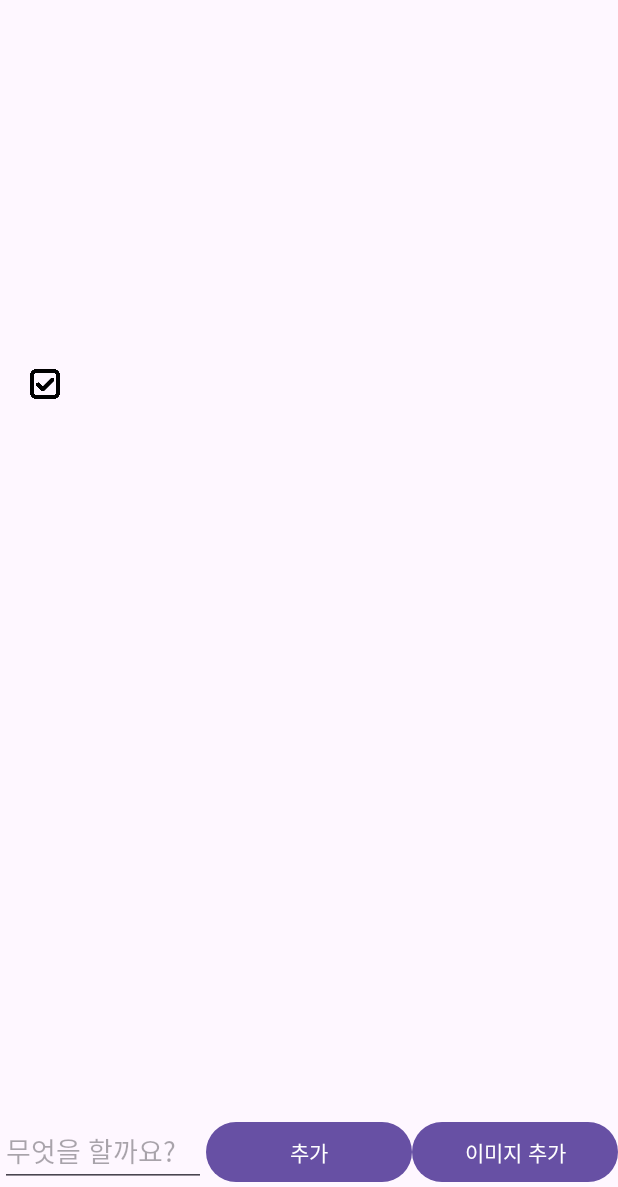
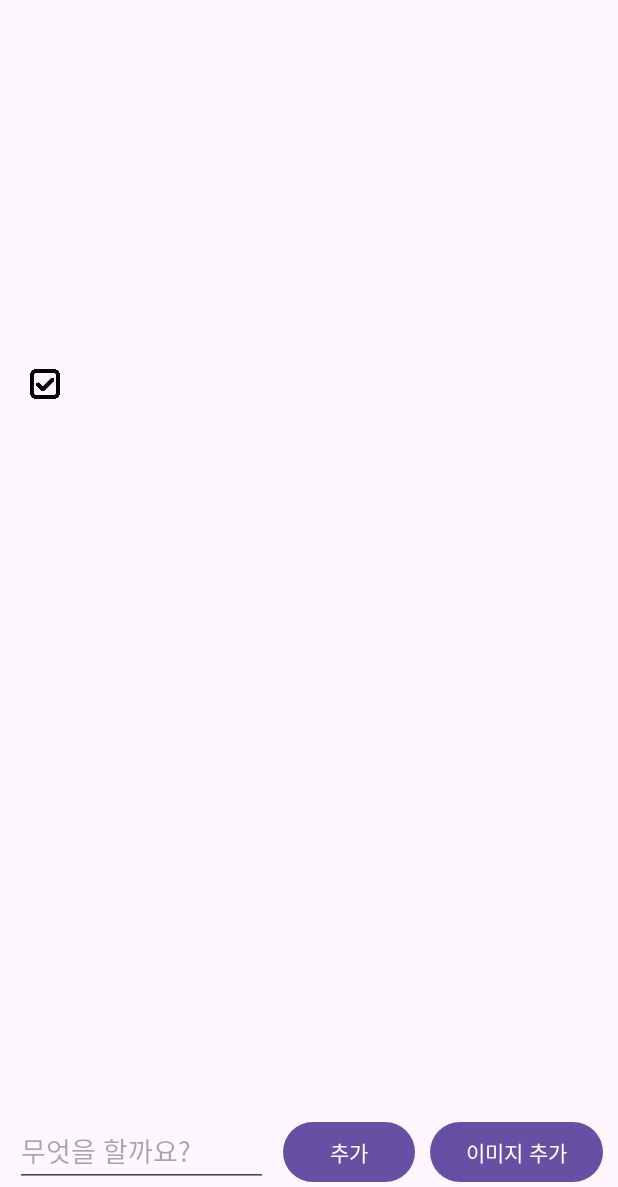
Before and after one commit to sooahk23/todolist, an Android app: the screen it shows after launch (MainActivity), after a tap on an icon or button, on a phone screen of 412 x 824 dp, the part 49-1236 px from its top. Run offline under Robolectric (Android 15) with nearby library versions, the phone set to English and light mode, and no system bars; 2 other taps on this screen came first.

Commit message:
Update: bottom editText and buttons

```diff
--- a/app/src/main/res/layout/activity_main.xml
+++ b/app/src/main/res/layout/activity_main.xml
@@ -39,19 +39,22 @@
             android:layout_width="0dp"
             android:layout_height="wrap_content"
             android:layout_weight="1"
+            android:layout_marginTop="10dp"
+            android:layout_marginHorizontal="10dp"
             android:hint="무엇을 할까요?"/>
         <Button
             android:id="@+id/addBtn"
-            android:layout_width="0dp"
+            android:layout_width="wrap_content"
             android:layout_height="wrap_content"
-            app:layout_constraintStart_toStartOf ="@id/editText"
-            android:layout_weight="1"
+            android:layout_marginRight="10dp"
+            android:layout_marginTop="10dp"
             android:text="추가"/>
         <Button
             android:id="@+id/addImgBtn"
-            android:layout_width="0dp"
+            android:layout_width="wrap_content"
             android:layout_height="wrap_content"
-            android:layout_weight="1"
+            android:layout_marginTop="10dp"
+            android:layout_marginRight="10dp"
             android:text="이미지 추가"/>
     </LinearLayout>
 
```
